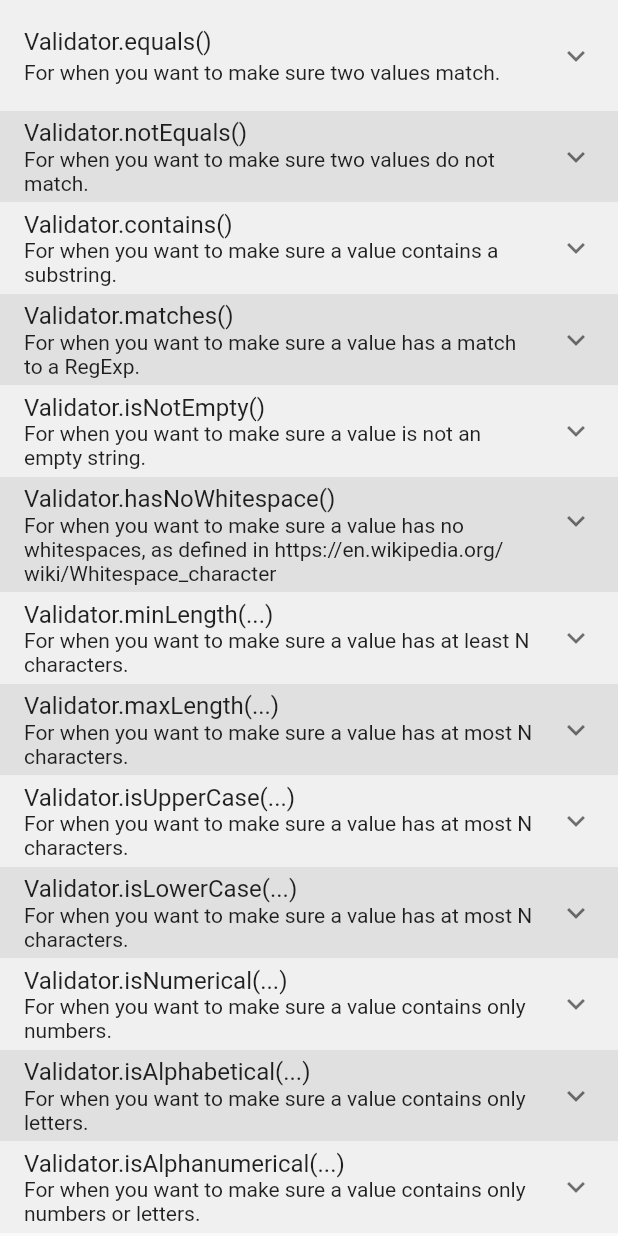
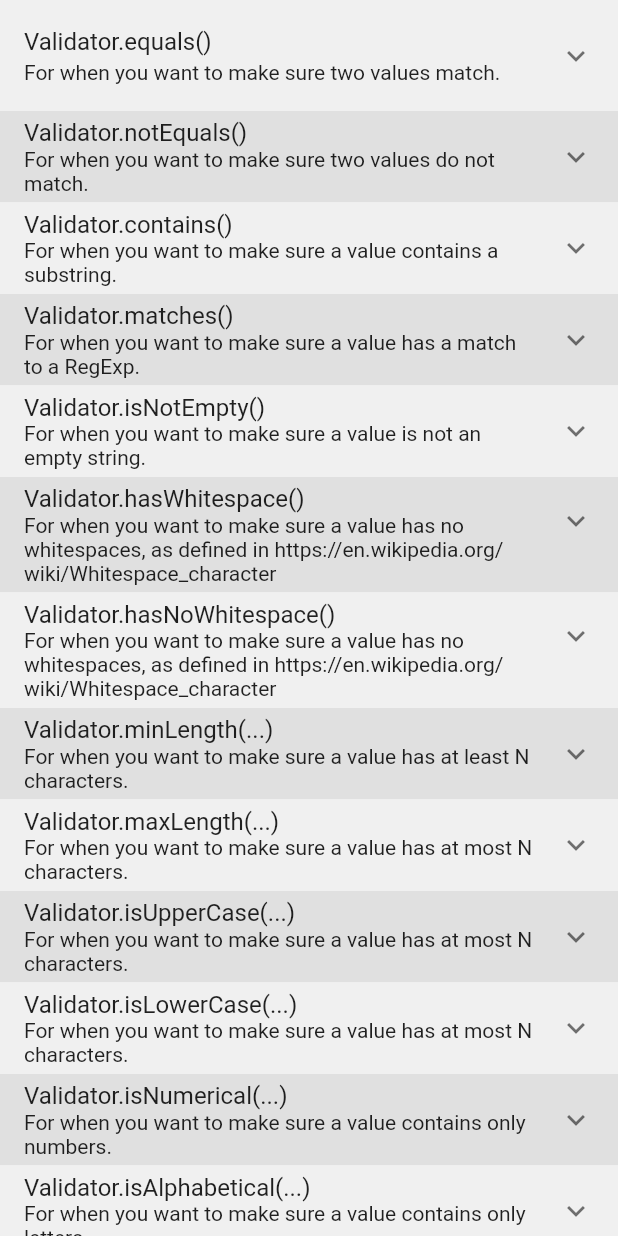
Before and after one commit to flutter-validator/flutter-validator, a Flutter app: the screen it shows after launch, on a phone screen of 412 x 824 dp. Run offline on Flutter 3.47's test engine with Material 2 defaults, Android fonts, the phone set to English and light mode, and no system bars.

Commit message:
Added Validator.hasWhitespace example

```diff
--- a/example/lib/main.dart
+++ b/example/lib/main.dart
@@ -3,6 +3,7 @@ import 'package:flutter/material.dart';
 import 'forms/contains_form.dart';
 import 'forms/equals_form.dart';
 import 'forms/has_no_whitespace_form.dart';
+import 'forms/has_whitespace_form.dart';
 import 'forms/is_alphabetical_form.dart';
 import 'forms/is_alphanumerical_form.dart';
 import 'forms/is_lower_case_form.dart';
@@ -76,12 +77,21 @@ class MyApp extends StatelessWidget {
               children: const [IsNotEmptyForm()],
             ),
             ExpansionTile(
-              title: const Text("Validator.hasNoWhitespace()"),
+              title: const Text("Validator.hasWhitespace()"),
               subtitle: const Text(
                 "For when you want to make sure a value has no whitespaces, as defined in https://en.wikipedia.org/wiki/Whitespace_character",
               ),
               backgroundColor: color2,
               collapsedBackgroundColor: color2,
+              children: const [HasWhitespaceForm()],
+            ),
+            ExpansionTile(
+              title: const Text("Validator.hasNoWhitespace()"),
+              subtitle: const Text(
+                "For when you want to make sure a value has no whitespaces, as defined in https://en.wikipedia.org/wiki/Whitespace_character",
+              ),
+              backgroundColor: color1,
+              collapsedBackgroundColor: color1,
               children: const [HasNoWhitespaceForm()],
             ),
             ExpansionTile(
@@ -89,8 +99,8 @@ class MyApp extends StatelessWidget {
               subtitle: const Text(
                 "For when you want to make sure a value has at least N characters.",
               ),
-              backgroundColor: color1,
-              collapsedBackgroundColor: color1,
+              backgroundColor: color2,
+              collapsedBackgroundColor: color2,
               children: const [MinLengthForm()],
             ),
             ExpansionTile(
@@ -98,8 +108,8 @@ class MyApp extends StatelessWidget {
               subtitle: const Text(
                 "For when you want to make sure a value has at most N characters.",
               ),
-              backgroundColor: color2,
-              collapsedBackgroundColor: color2,
+              backgroundColor: color1,
+              collapsedBackgroundColor: color1,
               children: const [MaxLengthForm()],
             ),
             ExpansionTile(
@@ -107,8 +117,8 @@ class MyApp extends StatelessWidget {
               subtitle: const Text(
                 "For when you want to make sure a value has at most N characters.",
               ),
-              backgroundColor: color1,
-              collapsedBackgroundColor: color1,
+              backgroundColor: color2,
+              collapsedBackgroundColor: color2,
               children: const [IsUpperCaseForm()],
             ),
             ExpansionTile(
@@ -116,8 +126,8 @@ class MyApp extends StatelessWidget {
               subtitle: const Text(
                 "For when you want to make sure a value has at most N characters.",
               ),
-              backgroundColor: color2,
-              collapsedBackgroundColor: color2,
+              backgroundColor: color1,
+              collapsedBackgroundColor: color1,
               children: const [IsLowerCaseForm()],
             ),
             ExpansionTile(
@@ -125,8 +135,8 @@ class MyApp extends StatelessWidget {
               subtitle: const Text(
                 "For when you want to make sure a value contains only numbers.",
               ),
-              backgroundColor: color1,
-              collapsedBackgroundColor: color1,
+              backgroundColor: color2,
+              collapsedBackgroundColor: color2,
               children: const [IsNumericalForm()],
             ),
             ExpansionTile(
@@ -134,8 +144,8 @@ class MyApp extends StatelessWidget {
               subtitle: const Text(
                 "For when you want to make sure a value contains only letters.",
               ),
-              backgroundColor: color2,
-              collapsedBackgroundColor: color2,
+              backgroundColor: color1,
+              collapsedBackgroundColor: color1,
               children: const [IsAlphabeticalForm()],
             ),
             ExpansionTile(
@@ -143,8 +153,8 @@ class MyApp extends StatelessWidget {
               subtitle: const Text(
                 "For when you want to make sure a value contains only numbers or letters.",
               ),
-              backgroundColor: color1,
-              collapsedBackgroundColor: color1,
+              backgroundColor: color2,
+              collapsedBackgroundColor: color2,
               children: const [IsAlphanumericalForm()],
             ),
           ],
```
Also changed, not shown: example/lib/forms/has_whitespace_form.dart (added, +40 -0 lines).
